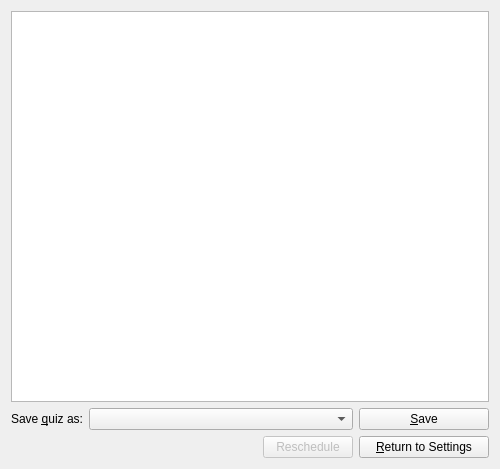
First picture: the form in designer/qprev.ui, repository sobjornstad/clicker-quiz-manager, before the edit.
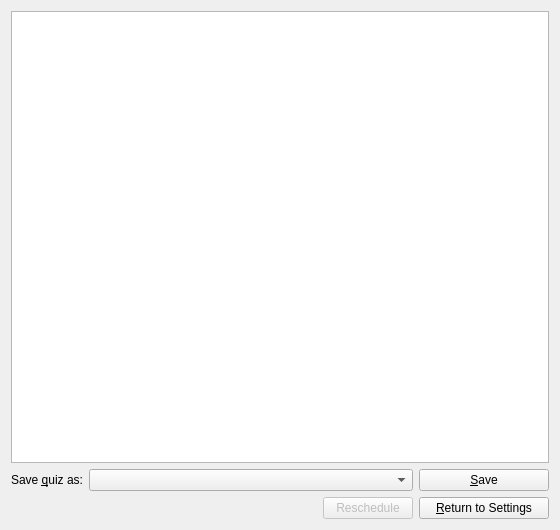
Second picture: the form after the edit.

What changed in the file:
```diff
--- a/designer/qprev.ui
+++ b/designer/qprev.ui
@@ -6,8 +6,8 @@
    <rect>
     <x>0</x>
     <y>0</y>
-    <width>500</width>
-    <height>469</height>
+    <width>560</width>
+    <height>530</height>
    </rect>
   </property>
   <property name="windowTitle">
```
Left out of the diff: 8 changed lines with no effect on the pictures.
